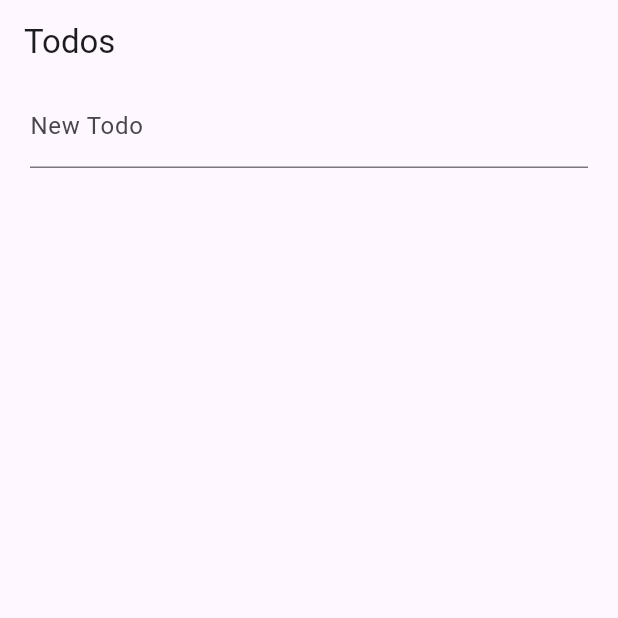
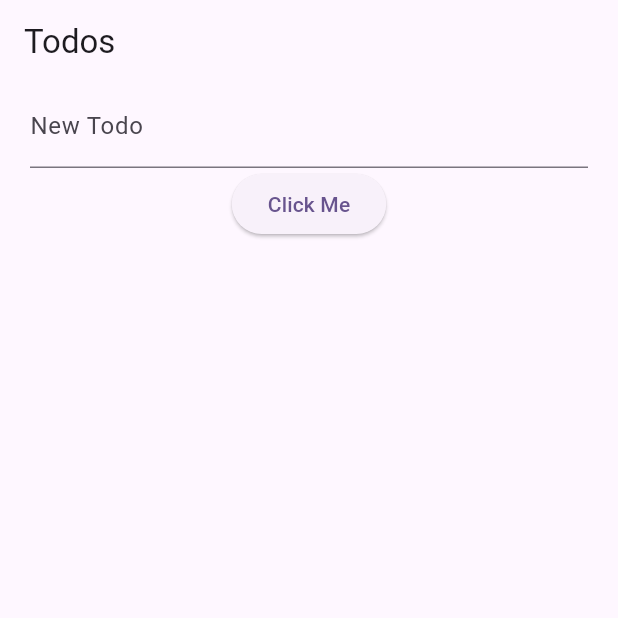
Before and after one commit to TX-Phuc-d8m7/flutter-riverpod-project, a Flutter app: the TodosPage screen opened directly, on a phone screen of 412 x 824 dp, the top half of it. Run offline on Flutter 3.47's test engine with Material 3 defaults, Android fonts, the phone set to English and light mode, and no system bars; our stand-ins replace dio, equatable, flutter_riverpod, freezed_annotation, riverpod_annotation; missing offline and left inert: bulleted_list; generated files the repository leaves out were written again.

Commit message:
Daily Commit

```diff
--- a/change_notifier_provider/lib/pages/todos_page.dart
+++ b/change_notifier_provider/lib/pages/todos_page.dart
@@ -79,6 +79,7 @@ class _AddTodoState extends ConsumerState<AddTodo> {
               }
             },
           ),
+          ElevatedButton(onPressed: () {}, child: Text("Click Me"))
         ],
       ),
     );
```
